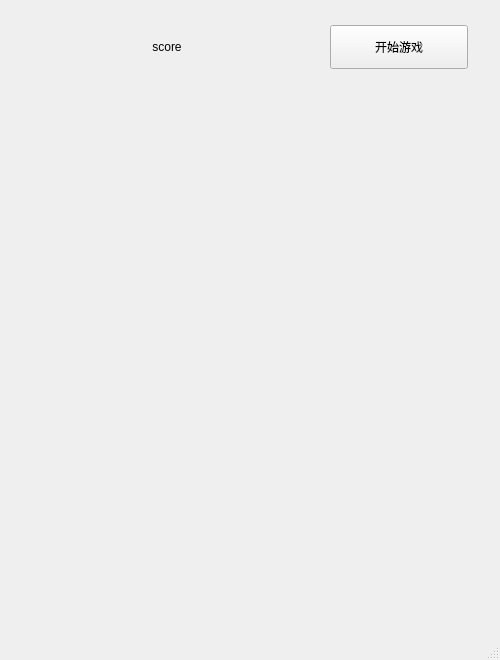
The window that mainwindow.ui (twoone-3/2048) describes before a commit, drawn with Qt 5.
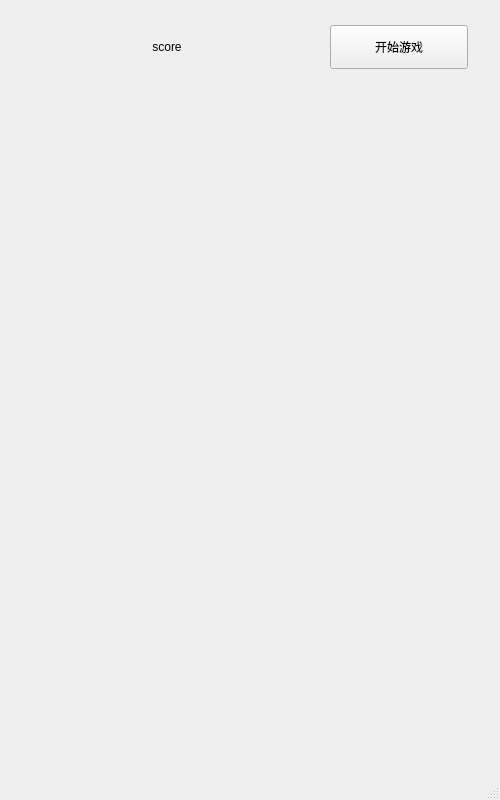
The same window after the commit.

Commit message: feat: Refactor LLM player and main window for improved readability and maintainability

```diff
--- a/mainwindow.ui
+++ b/mainwindow.ui
@@ -7,7 +7,7 @@
     <x>0</x>
     <y>0</y>
     <width>500</width>
-    <height>660</height>
+    <height>800</height>
    </rect>
   </property>
   <property name="sizePolicy">
```
The commit also changes 4 other files.
